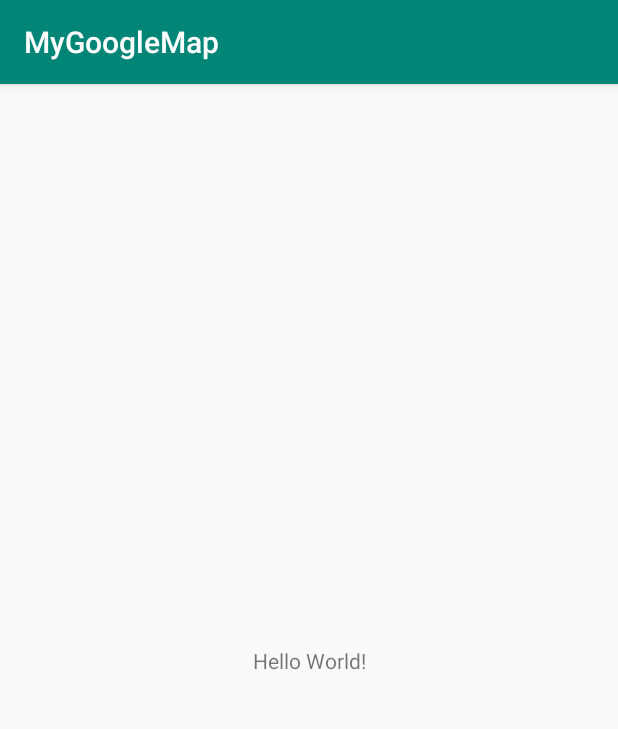
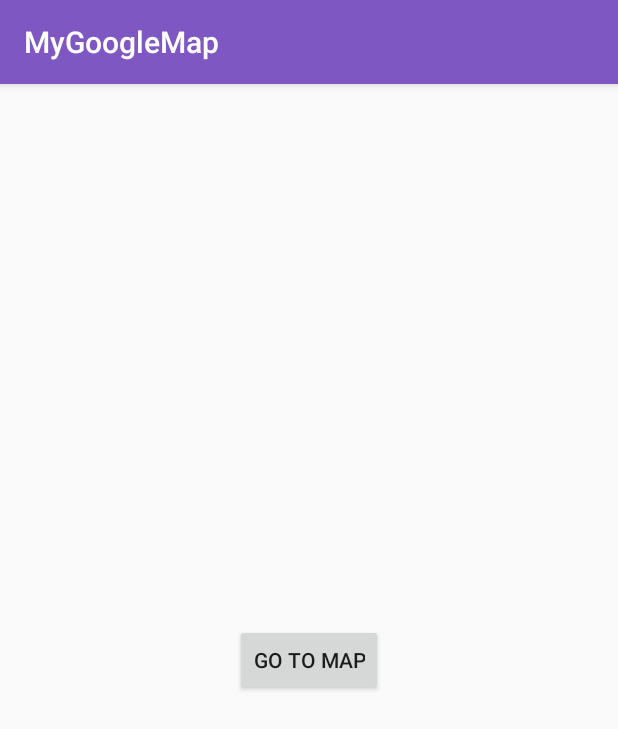
Before and after one commit to ImtiazDipto01/android-mygooglemap, an Android app: the screen it shows after launch (MainActivity), on a phone screen of 412 x 824 dp. Shown: the top 729 px of the screen. Run offline under Robolectric (Android 15) with nearby library versions, the phone set to English and light mode, and no system bars; our stand-ins replace ButterKnife.

```diff
--- a/app/build.gradle
+++ b/app/build.gradle
@@ -27,5 +27,8 @@ dependencies {
     androidTestImplementation 'com.android.support.test:runner:1.0.2'
     androidTestImplementation 'com.android.support.test.espresso:espresso-core:3.0.2'
 
+    implementation 'com.jakewharton:butterknife:9.0.0-rc2'
+    annotationProcessor 'com.jakewharton:butterknife-compiler:9.0.0-rc2'
+
     implementation 'com.google.android.gms:play-services:12.0.1'
 }
--- a/app/src/main/java/com/example/dipto/mygooglemap/MainActivity.java
+++ b/app/src/main/java/com/example/dipto/mygooglemap/MainActivity.java
@@ -1,40 +1,60 @@
 package com.example.dipto.mygooglemap;
 
 import android.app.Dialog;
+import android.content.Intent;
+import android.os.Bundle;
 import android.support.v7.app.AppCompatActivity;
-import android.os.Bundle;
 import android.util.Log;
+import android.view.View;
+import android.widget.Button;
 import android.widget.Toast;
 
 import com.google.android.gms.common.ConnectionResult;
 import com.google.android.gms.common.GoogleApiAvailability;
 
+import butterknife.BindView;
+import butterknife.ButterKnife;
+
 public class MainActivity extends AppCompatActivity {
 
+    @BindView(R.id.btnGo)
+    Button btnGo;
+
     private static final String TAG = "MainActivity";
-    public static final int ERROR_DIALOG_REQUEST = 9001 ;
+    public static final int ERROR_DIALOG_REQUEST = 9001;
 
     @Override
     protected void onCreate(Bundle savedInstanceState) {
         super.onCreate(savedInstanceState);
         setContentView(R.layout.activity_main);
+        ButterKnife.bind(this);
+        if (isServicesOK()) {
+            init();
+        }
     }
 
-    public boolean isServicesOK(){
+    private void init() {
+        btnGo.setOnClickListener(new View.OnClickListener() {
+            @Override
+            public void onClick(View v) {
+                //Intent intent = new Intent(MainActivity.this, )
+            }
+        });
+    }
+
+    public boolean isServicesOK() {
         int available = GoogleApiAvailability.getInstance().isGooglePlayServicesAvailable(MainActivity.this);
-        if(available == ConnectionResult.SUCCESS){
+        if (available == ConnectionResult.SUCCESS) {
             Log.d(TAG, "isServiceOK : Google Play Services is working");
-            return true ;
-        }
-        else if(GoogleApiAvailability.getInstance().isUserResolvableError(available)){
+            return true;
+        } else if (GoogleApiAvailability.getInstance().isUserResolvableError(available)) {
             Log.d(TAG, "isServiceOK : Erro occured, Trying to fix it");
             Dialog dialog = GoogleApiAvailability.getInstance().getErrorDialog(MainActivity.this,
                     available, ERROR_DIALOG_REQUEST);
             dialog.show();
-        }
-        else{
+        } else {
             Toast.makeText(MainActivity.this, "We Can't make Map Request", Toast.LENGTH_SHORT).show();
         }
-        return false ;
+        return false;
     }
 }
--- a/app/src/main/res/layout/activity_main.xml
+++ b/app/src/main/res/layout/activity_main.xml
@@ -1,18 +1,16 @@
 <?xml version="1.0" encoding="utf-8"?>
-<android.support.constraint.ConstraintLayout xmlns:android="http://schemas.android.com/apk/res/android"
+<LinearLayout xmlns:android="http://schemas.android.com/apk/res/android"
     xmlns:app="http://schemas.android.com/apk/res-auto"
     xmlns:tools="http://schemas.android.com/tools"
     android:layout_width="match_parent"
     android:layout_height="match_parent"
-    tools:context=".MainActivity">
+    tools:context=".MainActivity"
+    android:gravity="center">
 
-    <TextView
+    <Button
+        android:id="@+id/btnGo"
         android:layout_width="wrap_content"
         android:layout_height="wrap_content"
-        android:text="Hello World!"
-        app:layout_constraintBottom_toBottomOf="parent"
-        app:layout_constraintLeft_toLeftOf="parent"
-        app:layout_constraintRight_toRightOf="parent"
-        app:layout_constraintTop_toTopOf="parent" />
+        android:text="Go To Map"/>
 
-</android.support.constraint.ConstraintLayout>
+</LinearLayout>
--- a/app/src/main/res/values/colors.xml
+++ b/app/src/main/res/values/colors.xml
@@ -1,6 +1,6 @@
 <?xml version="1.0" encoding="utf-8"?>
 <resources>
-    <color name="colorPrimary">#008577</color>
-    <color name="colorPrimaryDark">#00574B</color>
+    <color name="colorPrimary">#7E57C2</color>
+    <color name="colorPrimaryDark">#673AB7</color>
     <color name="colorAccent">#D81B60</color>
 </resources>
```
